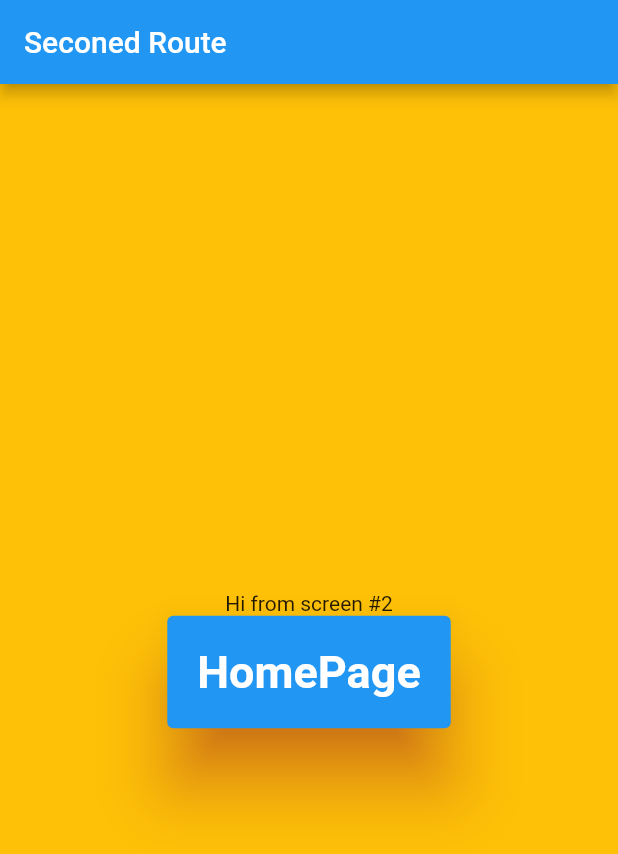
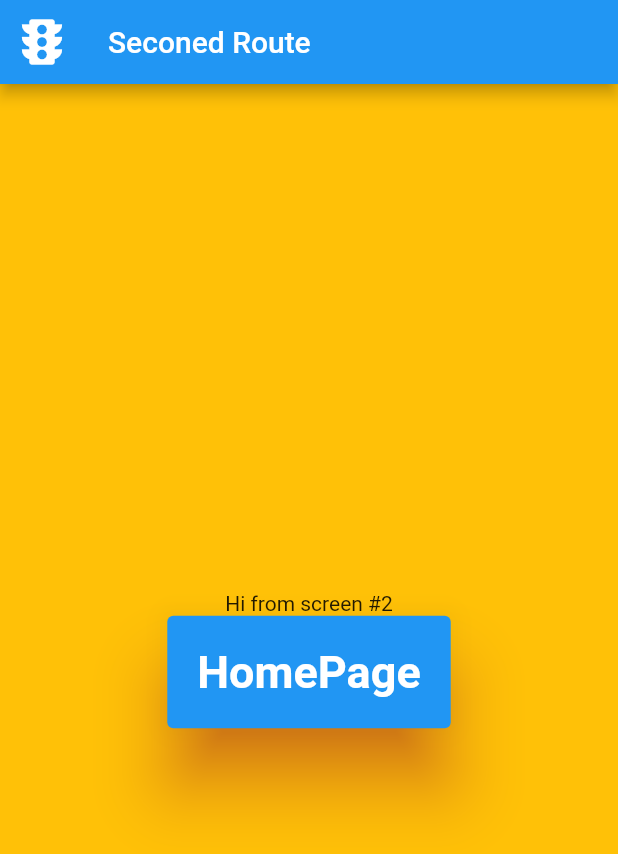
Before and after one commit to YazeedGhazalat/Assignment-6, a Flutter app: the screen it shows after launch, after a tap on "screen2.dart", on a phone screen of 412 x 824 dp. Shown: the top 854 px of the screen. Run offline on Flutter 3.47's test engine with Material 2 defaults, Android fonts, the phone set to English and light mode, and no system bars.

Commit message:
this is 1st update

```diff
--- a/lib/screen_one.dart
+++ b/lib/screen_one.dart
@@ -13,7 +13,7 @@ class _Screen_oneState extends State<Screen_one> {
   Widget build(BuildContext context) {
     return MaterialApp(
       home: Scaffold(
-        appBar: AppBar(
+        appBar: AppBar(leading: Icon(Icons.traffic,size: 40),
           title: const Text('First Route'),
         ),
         body: Container(alignment: Alignment.center,
--- a/lib/screen_three.dart
+++ b/lib/screen_three.dart
@@ -13,7 +13,7 @@ class _Screen_threeState extends State<Screen_three> {
   Widget build(BuildContext context) {
     return MaterialApp(
       home: Scaffold(
-        appBar: AppBar(
+        appBar: AppBar(leading: Icon(Icons.traffic,size: 40),
           title: const Text('Third Route'),
         ),
         body: Container(alignment: Alignment.center,
--- a/lib/screen_two.dart
+++ b/lib/screen_two.dart
@@ -13,7 +13,7 @@ class _Screen_TowState extends State<Screen_Tow> {
   Widget build(BuildContext context) {
     return MaterialApp(
       home: Scaffold(
-        appBar: AppBar(
+        appBar: AppBar(leading: Icon(Icons.traffic,size: 40),
           title: const Text('Seconed Route'),
         ),
         body: Container(alignment: Alignment.center,
```
